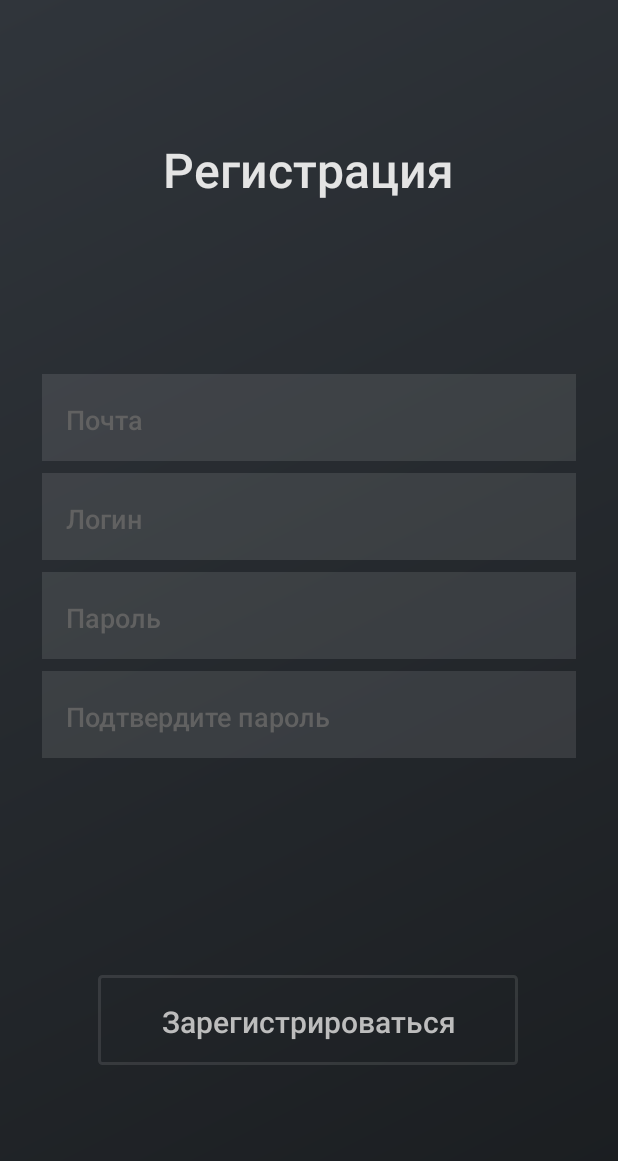
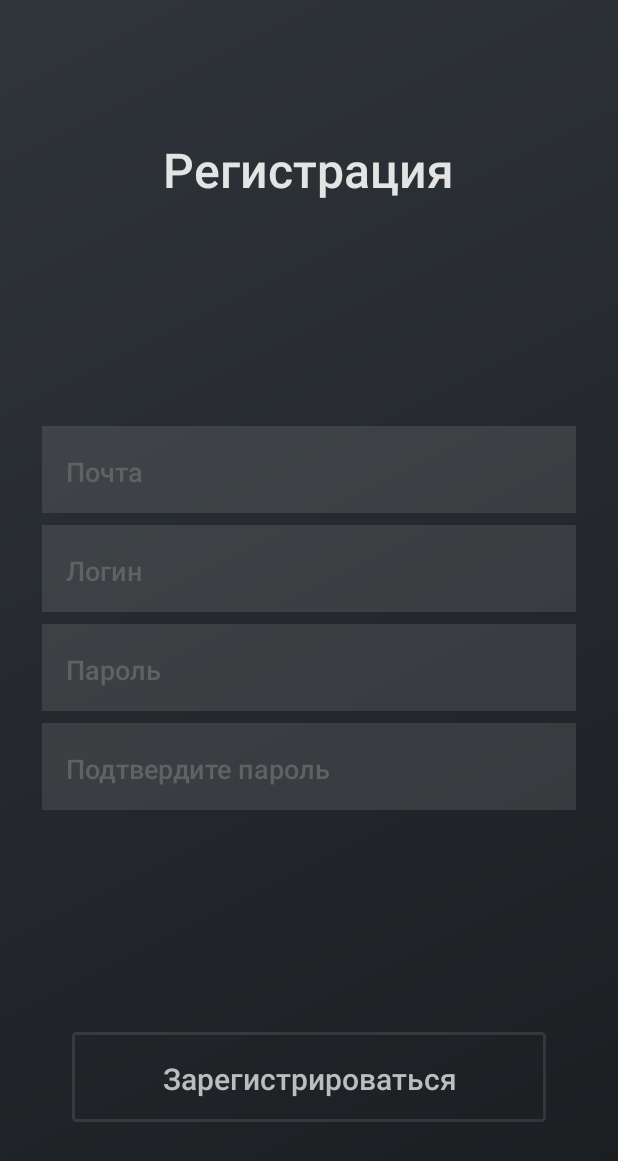
Before and after one commit to screamy1/Bonch-Dev-Messenger, an Android app: the SignUpActivity screen opened directly, with no data from a screen before it, on a phone screen of 412 x 824 dp. Shown: the top 1161 px of the screen. Run offline under Robolectric (Android 15) with nearby library versions, the phone set to English and light mode, and no system bars.

Commit message:
layouts 1.1

```diff
--- a/app/src/main/res/layout/activity_sign_up.xml
+++ b/app/src/main/res/layout/activity_sign_up.xml
@@ -27,8 +27,8 @@
         android:layout_width="0dp"
         android:layout_height="wrap_content"
         android:layout_marginStart="4dp"
-        android:layout_marginTop="116dp"
         android:layout_marginEnd="4dp"
+        android:layout_marginBottom="8dp"
         android:background="@color/login_form_details_light"
         android:fontFamily="@font/raleway_semibold"
         android:hint="Почта"
@@ -36,18 +36,18 @@
         android:padding="16dp"
         android:textColor="#e3e3e3"
         android:textColorHint="#616161"
+        app:layout_constraintBottom_toTopOf="@+id/login_et"
         app:layout_constraintEnd_toStartOf="@+id/guideline_right"
         app:layout_constraintHorizontal_bias="0.0"
-        app:layout_constraintStart_toStartOf="@+id/guideline_left"
-        app:layout_constraintTop_toBottomOf="@+id/textView" />
+        app:layout_constraintStart_toStartOf="@+id/guideline_left" />
 
     <EditText
         android:id="@+id/login_et"
         android:layout_width="0dp"
         android:layout_height="wrap_content"
         android:layout_marginStart="4dp"
-        android:layout_marginTop="8dp"
         android:layout_marginEnd="4dp"
+        android:layout_marginBottom="4dp"
         android:background="@color/login_form_details_light"
         android:fontFamily="@font/raleway_semibold"
         android:hint="Логин"
@@ -55,17 +55,17 @@
         android:padding="16dp"
         android:textColor="#e3e3e3"
         android:textColorHint="#616161"
+        app:layout_constraintBottom_toTopOf="@+id/guideline2"
         app:layout_constraintEnd_toStartOf="@+id/guideline_right"
         app:layout_constraintHorizontal_bias="0.0"
-        app:layout_constraintStart_toStartOf="@+id/guideline_left"
-        app:layout_constraintTop_toBottomOf="@+id/email_sign_up_et" />
+        app:layout_constraintStart_toStartOf="@+id/guideline_left" />
 
     <EditText
         android:id="@+id/password_sign_up_et"
         android:layout_width="0dp"
         android:layout_height="wrap_content"
         android:layout_marginStart="4dp"
-        android:layout_marginTop="8dp"
+        android:layout_marginTop="4dp"
         android:layout_marginEnd="4dp"
         android:background="@color/login_form_details_light"
         android:fontFamily="@font/raleway_semibold"
@@ -77,7 +77,7 @@
         app:layout_constraintEnd_toStartOf="@+id/guideline_right"
         app:layout_constraintHorizontal_bias="0.0"
         app:layout_constraintStart_toStartOf="@+id/guideline_left"
-        app:layout_constraintTop_toBottomOf="@+id/login_et" />
+        app:layout_constraintTop_toTopOf="@+id/guideline2" />
 
     <EditText
         android:id="@+id/password_confirm_et"
@@ -100,8 +100,11 @@
 
     <Button
         android:id="@+id/complete_sign_up_button"
-        android:layout_width="280dp"
+        android:layout_width="0dp"
         android:layout_height="60dp"
+        android:layout_marginStart="24dp"
+        android:layout_marginEnd="24dp"
+        android:layout_marginBottom="52dp"
         android:background="@drawable/btn_bg"
         android:fontFamily="@font/raleway_semibold"
         android:text="Зарегистрироваться"
@@ -109,11 +112,8 @@
         android:textColor="#BDBDBD"
         android:textSize="20dp"
         app:layout_constraintBottom_toTopOf="@+id/guideline_buttom"
-        app:layout_constraintEnd_toEndOf="parent"
-        app:layout_constraintHorizontal_bias="0.496"
-        app:layout_constraintStart_toStartOf="parent"
-        app:layout_constraintTop_toBottomOf="@+id/password_confirm_et"
-        app:layout_constraintVertical_bias="0.616" />
+        app:layout_constraintEnd_toStartOf="@+id/guideline_right"
+        app:layout_constraintStart_toStartOf="@+id/guideline_left" />
 
     <androidx.constraintlayout.widget.Guideline
         android:id="@+id/guideline_left"
@@ -142,4 +142,11 @@
         android:layout_height="wrap_content"
         android:orientation="horizontal"
         app:layout_constraintGuide_end="24dp" />
+
+    <androidx.constraintlayout.widget.Guideline
+        android:id="@+id/guideline2"
+        android:layout_width="wrap_content"
+        android:layout_height="wrap_content"
+        android:orientation="horizontal"
+        app:layout_constraintGuide_percent="0.5" />
 </androidx.constraintlayout.widget.ConstraintLayout>
```
Also changed, not shown: app/src/main/res/layout/activity_sign_in.xml (+26 -15 lines), app/src/main/res/layout/fragment_profile.xml (+18 -10 lines).
